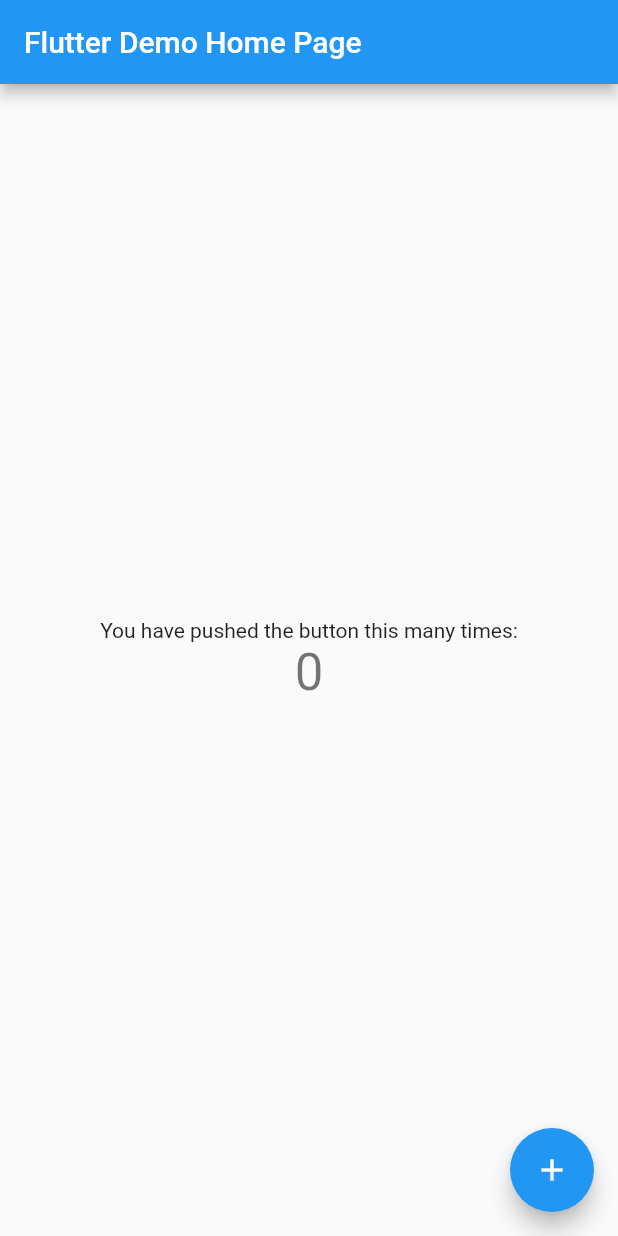
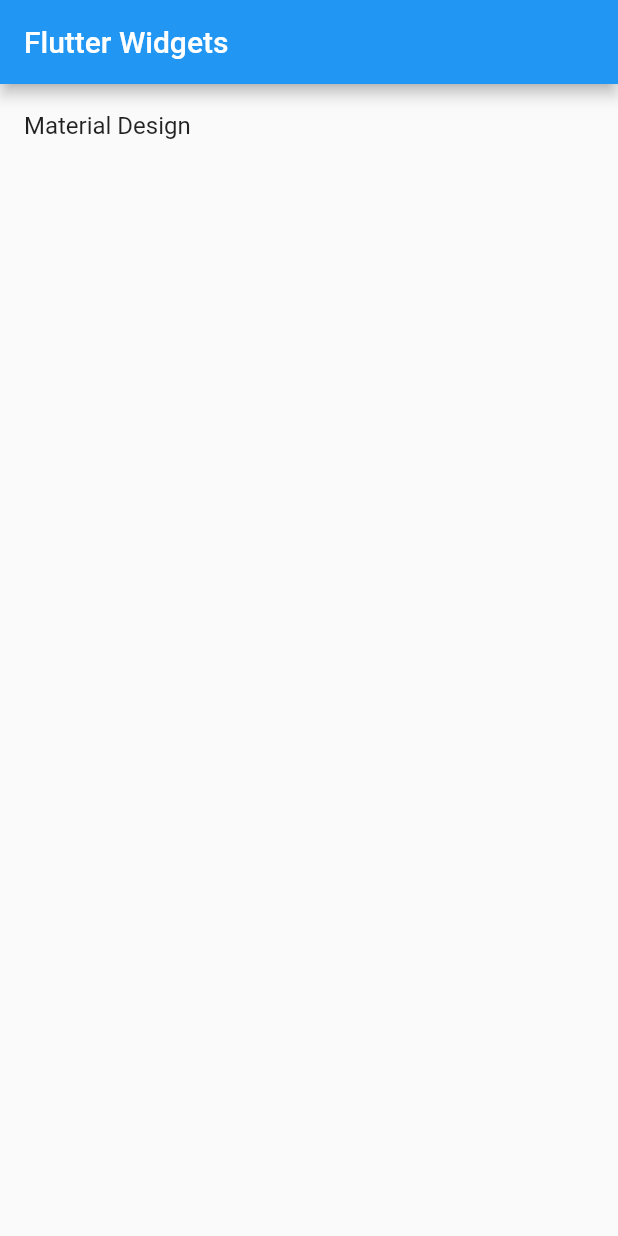
Before and after one commit to bakhtiararifinid/flutter-widgets, a Flutter app: the screen it shows after launch, on a phone screen of 412 x 824 dp. Run offline on Flutter 3.47's test engine with Material 2 defaults, Android fonts, the phone set to English and light mode, and no system bars.

Commit message:
app structure

```diff
--- a/lib/main.dart
+++ b/lib/main.dart
@@ -1,111 +1,5 @@
 import 'package:flutter/material.dart';
 
-void main() => runApp(MyApp());
+import 'src/App.dart';
 
-class MyApp extends StatelessWidget {
-  // This widget is the root of your application.
-  @override
-  Widget build(BuildContext context) {
-    return MaterialApp(
-      title: 'Flutter Demo',
-      theme: ThemeData(
-        // This is the theme of your application.
-        //
-        // Try running your application with "flutter run". You'll see the
-        // application has a blue toolbar. Then, without quitting the app, try
-        // changing the primarySwatch below to Colors.green and then invoke
-        // "hot reload" (press "r" in the console where you ran "flutter run",
-        // or simply save your changes to "hot reload" in a Flutter IDE).
-        // Notice that the counter didn't reset back to zero; the application
-        // is not restarted.
-        primarySwatch: Colors.blue,
-      ),
-      home: MyHomePage(title: 'Flutter Demo Home Page'),
-    );
-  }
-}
-
-class MyHomePage extends StatefulWidget {
-  MyHomePage({Key key, this.title}) : super(key: key);
-
-  // This widget is the home page of your application. It is stateful, meaning
-  // that it has a State object (defined below) that contains fields that affect
-  // how it looks.
-
-  // This class is the configuration for the state. It holds the values (in this
-  // case the title) provided by the parent (in this case the App widget) and
-  // used by the build method of the State. Fields in a Widget subclass are
-  // always marked "final".
-
-  final String title;
-
-  @override
-  _MyHomePageState createState() => _MyHomePageState();
-}
-
-class _MyHomePageState extends State<MyHomePage> {
-  int _counter = 0;
-
-  void _incrementCounter() {
-    setState(() {
-      // This call to setState tells the Flutter framework that something has
-      // changed in this State, which causes it to rerun the build method below
-      // so that the display can reflect the updated values. If we changed
-      // _counter without calling setState(), then the build method would not be
-      // called again, and so nothing would appear to happen.
-      _counter++;
-    });
-  }
-
-  @override
-  Widget build(BuildContext context) {
-    // This method is rerun every time setState is called, for instance as done
-    // by the _incrementCounter method above.
-    //
-    // The Flutter framework has been optimized to make rerunning build methods
-    // fast, so that you can just rebuild anything that needs updating rather
-    // than having to individually change instances of widgets.
-    return Scaffold(
-      appBar: AppBar(
-        // Here we take the value from the MyHomePage object that was created by
-        // the App.build method, and use it to set our appbar title.
-        title: Text(widget.title),
-      ),
-      body: Center(
-        // Center is a layout widget. It takes a single child and positions it
-        // in the middle of the parent.
-        child: Column(
-          // Column is also layout widget. It takes a list of children and
-          // arranges them vertically. By default, it sizes itself to fit its
-          // children horizontally, and tries to be as tall as its parent.
-          //
-          // Invoke "debug painting" (press "p" in the console, choose the
-          // "Toggle Debug Paint" action from the Flutter Inspector in Android
-          // Studio, or the "Toggle Debug Paint" command in Visual Studio Code)
-          // to see the wireframe for each widget.
-          //
-          // Column has various properties to control how it sizes itself and
-          // how it positions its children. Here we use mainAxisAlignment to
-          // center the children vertically; the main axis here is the vertical
-          // axis because Columns are vertical (the cross axis would be
-          // horizontal).
-          mainAxisAlignment: MainAxisAlignment.center,
-          children: <Widget>[
-            Text(
-              'You have pushed the button this many times:',
-            ),
-            Text(
-              '$_counter',
-              style: Theme.of(context).textTheme.display1,
-            ),
-          ],
-        ),
-      ),
-      floatingActionButton: FloatingActionButton(
-        onPressed: _incrementCounter,
-        tooltip: 'Increment',
-        child: Icon(Icons.add),
-      ), // This trailing comma makes auto-formatting nicer for build methods.
-    );
-  }
-}
+void main() => runApp(App());
--- /dev/null
+++ b/lib/src/App.dart
@@ -0,0 +1,17 @@
+import 'package:flutter/material.dart';
+import 'package:flutter_widgets/src/pages/home.dart';
+
+class App extends StatelessWidget {
+  @override
+  Widget build(BuildContext context) {
+    return MaterialApp(
+      title: 'Flutter Widgets',
+      theme: ThemeData(
+        primarySwatch: Colors.blue,
+      ),
+      routes: {
+        '/': (context) => HomePage()
+      },
+    );
+  }
+}
--- /dev/null
+++ b/lib/src/pages/home.dart
@@ -0,0 +1,22 @@
+import 'package:flutter/material.dart';
+
+class HomePage extends StatelessWidget{
+  @override
+  Widget build(BuildContext context) {
+    return Scaffold(
+      appBar: AppBar(
+        title: Text('Flutter Widgets'),
+      ),
+      body: Center(
+        child: ListView(
+          children: <Widget>[
+            ListTile(
+              title: Text('Material Design'),
+              onTap: () => Navigator.of(context).pushNamed('/material-design'),
+            )
+          ],
+        ),
+      ),
+    );
+  }
+}
```
Also changed, not shown: 1 other file.
